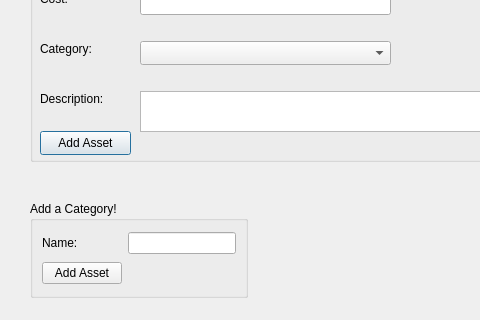
Old version of the form adddialog.ui in the repository AvenF/CS245_Final; both pictures show x 0 to 480 and y 119 to 439 of the 689 by 439 pixel window.
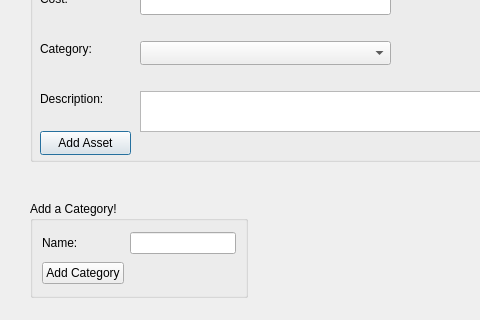
New version of the form.

Patch:
```diff
--- a/adddialog.ui
+++ b/adddialog.ui
@@ -157,7 +157,7 @@
     <item row="1" column="0">
      <widget class="QPushButton" name="addAsset_2">
       <property name="text">
-       <string>Add Asset</string>
+       <string>Add Category</string>
       </property>
      </widget>
     </item>
```
Left out of the diff: 9 changed lines with no effect on the pictures.
